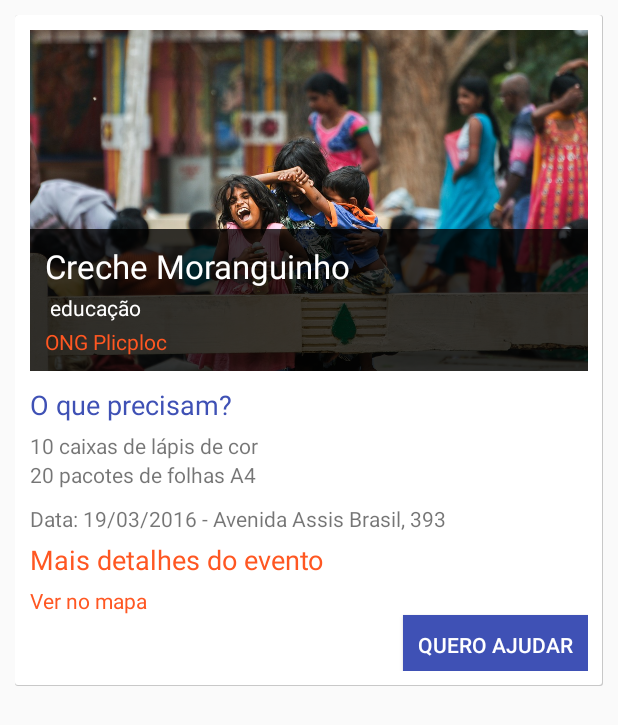
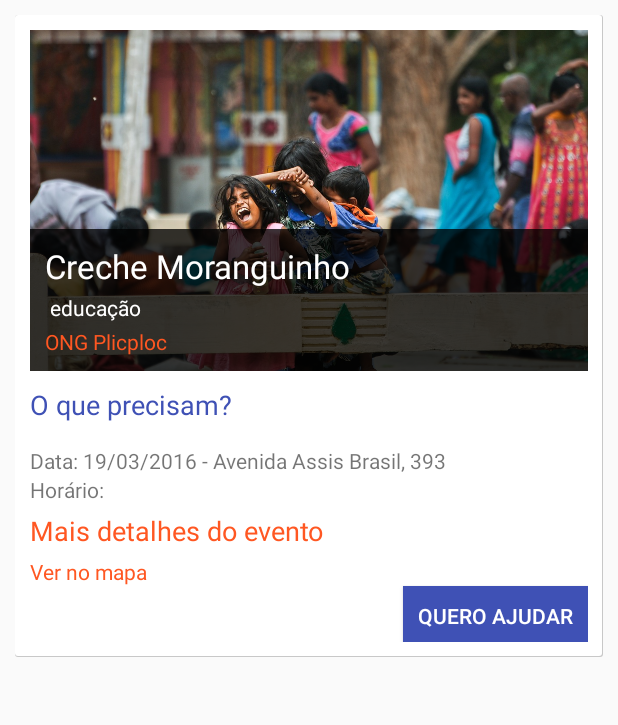
Before and after one commit to thomaspessato/WeHelp, an Android app: the layout row_timeline.xml on its own in the app's theme, with its tools: preview values and no code run, on a phone screen of 412 x 824 dp. Shown: the top 725 px of the screen. Run offline under Robolectric (Android 15) with nearby library versions, the phone set to English and light mode, and no system bars; network calls fail.

Commit message:
[*] timeline events

```diff
--- a/app/src/main/res/layout/row_timeline.xml
+++ b/app/src/main/res/layout/row_timeline.xml
@@ -84,10 +84,10 @@
             android:layout_width="match_parent"
             android:layout_height="wrap_content"
             android:layout_weight="0.8"
+            android:id="@+id/linearLayout2"
+            android:layout_below="@+id/imageView2"
             android:layout_alignParentLeft="true"
-            android:layout_alignParentStart="true"
-            android:layout_below="@+id/imageView2"
-            android:id="@+id/linearLayout2">
+            android:layout_alignParentStart="true">
 
             <TextView
                 android:layout_width="wrap_content"
@@ -99,19 +99,11 @@
                 android:layout_marginBottom="5dp"
                 android:textColor="@color/colorPrimary" />
 
-            <TextView
-                android:layout_width="wrap_content"
-                android:layout_height="wrap_content"
-                android:textAppearance="?android:attr/textAppearanceSmall"
-                android:text="10 caixas de lápis de cor"
-                android:id="@+id/textView8" />
-
-            <TextView
-                android:layout_width="wrap_content"
-                android:layout_height="wrap_content"
-                android:textAppearance="?android:attr/textAppearanceSmall"
-                android:text="20 pacotes de folhas A4"
-                android:id="@+id/textView9" />
+            <LinearLayout
+                android:orientation="vertical"
+                android:layout_width="match_parent"
+                android:layout_height="match_parent"
+                android:id="@+id/event_requirements_layout"></LinearLayout>
 
             <TextView
                 android:layout_width="wrap_content"
@@ -120,6 +112,12 @@
                 android:text="Data: 19/03/2016 - Avenida Assis Brasil, 393"
                 android:id="@+id/event_timeline_date"
                 android:layout_marginTop="10dp" />
+
+            <TextView
+                android:text="Horário: "
+                android:layout_width="match_parent"
+                android:layout_height="wrap_content"
+                android:id="@+id/event_timeline_hour" />
 
             <TextView
                 android:layout_width="wrap_content"
```
Also changed, not shown: app/src/main/java/com/wehelp/wehelp/adapters/TimelineEventAdapter.java (+41 -10 lines), app/src/main/java/com/wehelp/wehelp/tabs/FragmentTimeline.java (+8 -0 lines).
